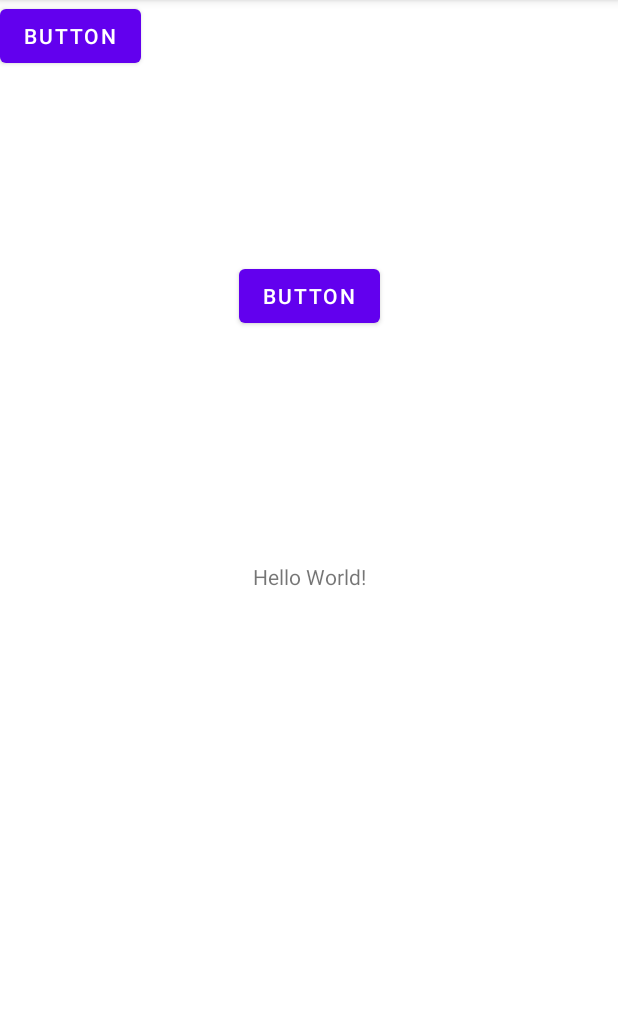
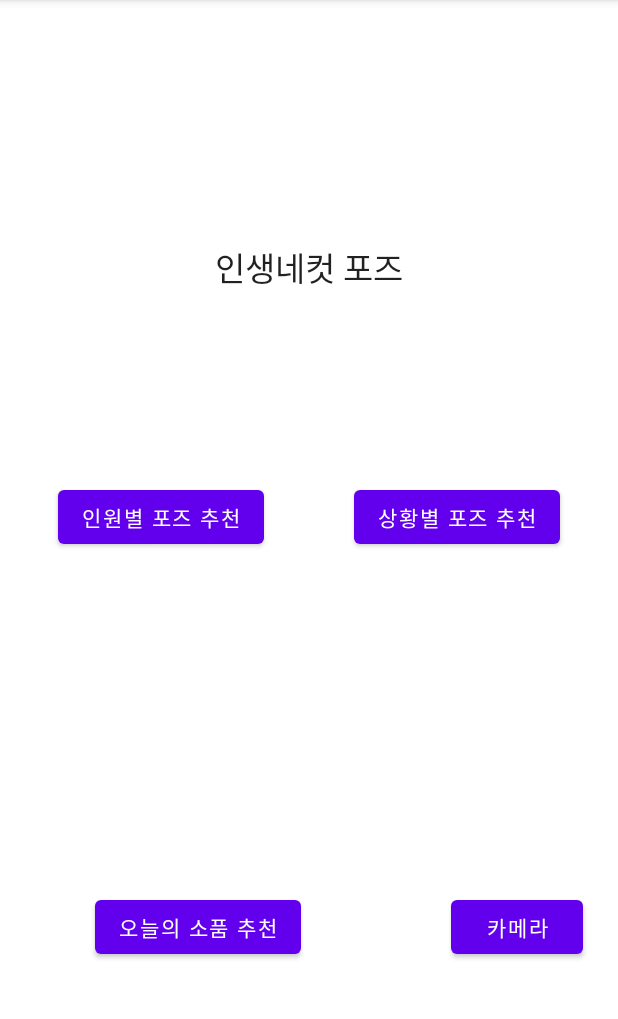
Before and after one commit to Eugenia-11/GURU2, an Android app: the screen it shows after launch (MainActivity), on a phone screen of 412 x 824 dp, the part 84-1103 px from its top. Run offline under Robolectric (Android 15) with nearby library versions, the phone set to English and light mode, and no system bars.

Commit message:
홈 화면

```diff
--- a/app/build.gradle
+++ b/app/build.gradle
@@ -33,7 +33,7 @@ android {
 
 dependencies {
 
-    implementation 'androidx.core:core-ktx:1.7.0'
+    implementation 'androidx.core:core-ktx:1.8.0'
     implementation 'androidx.appcompat:appcompat:1.4.2'
     implementation 'com.google.android.material:material:1.6.1'
     implementation 'androidx.constraintlayout:constraintlayout:2.1.4'
--- a/app/src/main/AndroidManifest.xml
+++ b/app/src/main/AndroidManifest.xml
@@ -14,6 +14,10 @@
         android:theme="@style/Theme.GURU2"
         tools:targetApi="31">
         <activity
+            android:name=".CameraActivity"
+            android:parentActivityName=".MainActivity"
+            android:exported="false" />
+        <activity
             android:name=".MainActivity"
             android:exported="true">
             <intent-filter>
--- /dev/null
+++ b/app/src/main/java/com/example/guru2/CameraActivity.kt
@@ -0,0 +1,11 @@
+package com.example.guru2
+
+import androidx.appcompat.app.AppCompatActivity
+import android.os.Bundle
+
+class CameraActivity : AppCompatActivity() {
+    override fun onCreate(savedInstanceState: Bundle?) {
+        super.onCreate(savedInstanceState)
+        setContentView(R.layout.activity_camera)
+    }
+}
--- a/app/src/main/java/com/example/guru2/MainActivity.kt
+++ b/app/src/main/java/com/example/guru2/MainActivity.kt
@@ -1,11 +1,23 @@
 package com.example.guru2
 
+import android.content.Intent
 import androidx.appcompat.app.AppCompatActivity
 import android.os.Bundle
+import android.widget.Button
 
 class MainActivity : AppCompatActivity() {
+
+    lateinit var cameraButton: Button
+
     override fun onCreate(savedInstanceState: Bundle?) {
         super.onCreate(savedInstanceState)
         setContentView(R.layout.activity_main)
+
+        cameraButton = findViewById(R.id.cameraButton)
+
+        cameraButton.setOnClickListener {
+            var intent = Intent(this, CameraActivity::class.java)
+            startActivity(intent)
+        }
     }
 }
--- /dev/null
+++ b/app/src/main/res/layout/activity_camera.xml
@@ -0,0 +1,20 @@
+<?xml version="1.0" encoding="utf-8"?>
+<androidx.constraintlayout.widget.ConstraintLayout xmlns:android="http://schemas.android.com/apk/res/android"
+    xmlns:app="http://schemas.android.com/apk/res-auto"
+    xmlns:tools="http://schemas.android.com/tools"
+    android:layout_width="match_parent"
+    android:layout_height="match_parent"
+    tools:context=".CameraActivity">
+
+    <TextView
+        android:id="@+id/textView"
+        android:layout_width="wrap_content"
+        android:layout_height="wrap_content"
+        android:layout_marginTop="125dp"
+        android:layout_marginBottom="459dp"
+        android:text="테스트"
+        app:layout_constraintBottom_toBottomOf="parent"
+        app:layout_constraintEnd_toEndOf="parent"
+        app:layout_constraintStart_toStartOf="parent"
+        app:layout_constraintTop_toTopOf="parent" />
+</androidx.constraintlayout.widget.ConstraintLayout>
--- a/app/src/main/res/layout/activity_main.xml
+++ b/app/src/main/res/layout/activity_main.xml
@@ -6,34 +6,73 @@
     android:layout_height="match_parent"
     tools:context=".MainActivity">
 
-    <TextView
-        android:id="@+id/textView"
+    <Button
+        android:id="@+id/button1"
         android:layout_width="wrap_content"
         android:layout_height="wrap_content"
-        android:text="Hello World!"
-        app:layout_constraintBottom_toBottomOf="parent"
-        app:layout_constraintEnd_toEndOf="parent"
+        android:layout_marginStart="70dp"
+        android:layout_marginTop="100dp"
+        android:layout_marginEnd="30dp"
+        android:layout_marginBottom="100dp"
+        android:text="인원별 포즈 추천"
+        app:layout_constraintBottom_toTopOf="@+id/button3"
+        app:layout_constraintEnd_toStartOf="@+id/button2"
         app:layout_constraintStart_toStartOf="parent"
-        app:layout_constraintTop_toTopOf="parent" />
-
-    <Button
-        android:id="@+id/button"
-        android:layout_width="wrap_content"
-        android:layout_height="wrap_content"
-        android:text="Button"
-        tools:layout_editor_absoluteX="163dp"
-        tools:layout_editor_absoluteY="502dp" />
+        app:layout_constraintTop_toBottomOf="@+id/projectTitle" />
 
     <Button
         android:id="@+id/button2"
         android:layout_width="wrap_content"
         android:layout_height="wrap_content"
-        android:layout_marginTop="22dp"
-        android:layout_marginBottom="22dp"
-        android:text="Button"
-        app:layout_constraintBottom_toTopOf="@+id/button"
+        android:layout_marginStart="30dp"
+        android:layout_marginTop="100dp"
+        android:layout_marginEnd="70dp"
+        android:layout_marginBottom="100dp"
+        android:text="상황별 포즈 추천"
+        app:layout_constraintBottom_toTopOf="@+id/cameraButton"
+        app:layout_constraintEnd_toEndOf="parent"
+        app:layout_constraintStart_toEndOf="@+id/button1"
+        app:layout_constraintTop_toBottomOf="@+id/projectTitle"
+        app:layout_constraintVertical_bias="1.0" />
+
+    <Button
+        android:id="@+id/button3"
+        android:layout_width="wrap_content"
+        android:layout_height="wrap_content"
+        android:layout_marginStart="70dp"
+        android:layout_marginTop="100dp"
+        android:layout_marginEnd="30dp"
+        android:layout_marginBottom="100dp"
+        android:text="오늘의 소품 추천"
+        app:layout_constraintBottom_toBottomOf="parent"
+        app:layout_constraintEnd_toStartOf="@+id/cameraButton"
+        app:layout_constraintStart_toStartOf="parent"
+        app:layout_constraintTop_toBottomOf="@+id/button1" />
+
+    <Button
+        android:id="@+id/cameraButton"
+        android:layout_width="wrap_content"
+        android:layout_height="wrap_content"
+        android:layout_marginStart="70dp"
+        android:layout_marginTop="100dp"
+        android:layout_marginEnd="30dp"
+        android:layout_marginBottom="100dp"
+        android:text="카메라"
+        app:layout_constraintBottom_toBottomOf="parent"
+        app:layout_constraintEnd_toEndOf="parent"
+        app:layout_constraintStart_toEndOf="@+id/button3"
+        app:layout_constraintTop_toBottomOf="@+id/button2" />
+
+    <TextView
+        android:id="@+id/projectTitle"
+        android:layout_width="wrap_content"
+        android:layout_height="wrap_content"
+        android:layout_marginTop="34dp"
+        android:layout_marginBottom="272dp"
+        android:text="@string/project_title"
+        android:textAppearance="@style/TextAppearance.AppCompat.Large"
+        app:layout_constraintBottom_toTopOf="@+id/button3"
         app:layout_constraintEnd_toEndOf="parent"
         app:layout_constraintStart_toStartOf="parent"
-        app:layout_constraintTop_toBottomOf="@+id/textView" />
-
+        app:layout_constraintTop_toTopOf="parent" />
 </androidx.constraintlayout.widget.ConstraintLayout>
--- a/app/src/main/res/values/strings.xml
+++ b/app/src/main/res/values/strings.xml
@@ -1,3 +1,4 @@
 <resources>
     <string name="app_name">GURU2</string>
+    <string name="project_title">인생네컷 포즈</string>
 </resources>
```
